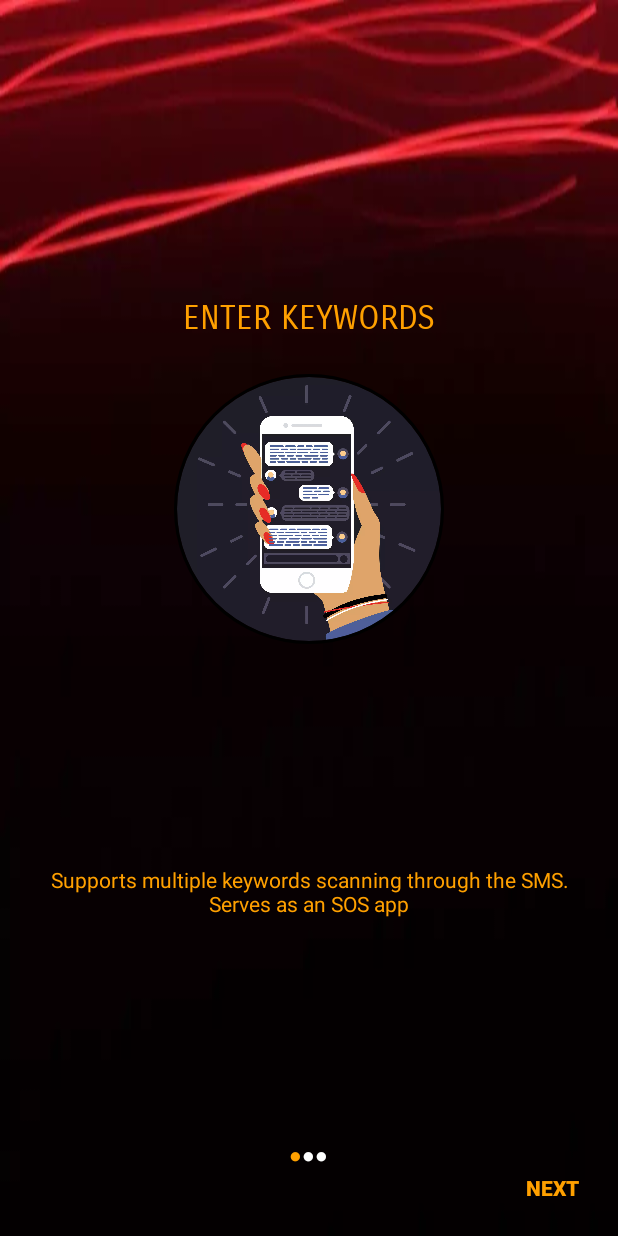
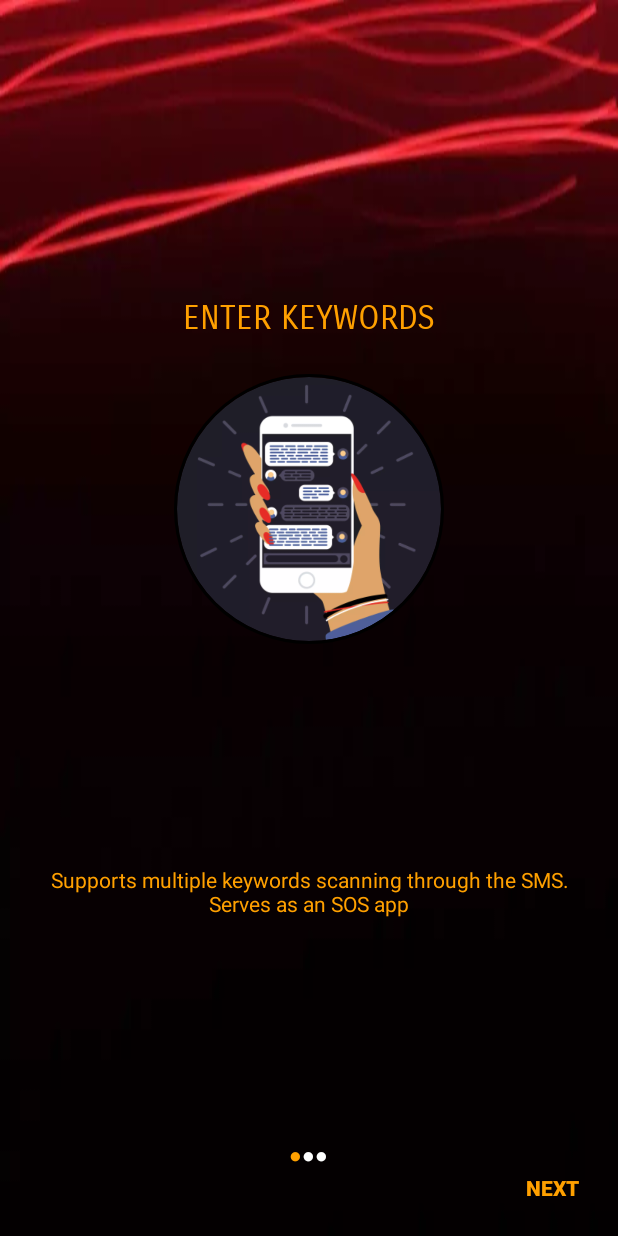
Before and after one commit to saiga006/message-finder, an Android app: the screen it shows after launch (Onboarding), on a phone screen of 412 x 824 dp. Run offline under Robolectric (Android 15) with nearby library versions, the phone set to English and light mode, and no system bars; our stand-ins replace CircleImageView.

Commit message:
[BUG-8] Fix the high memory usage issue in onboarding activity
-- High memory usage was reported by low end android phones,
   due to bitmap inflation size exceeding imageview size,
   occupying high ram causing android lmk to kill the app

-- To fix this temporarily, we added large heap attribute
   which allowed the app to use high memory usage -- dirty fix

-- this commit removes the dirty fix and provides a recommended
   way of downsampling the image to imageview size and actual
   screen density.

-- It also make use of gpu memory to render image in some android
   phones which has support for it, thus not pressuring the RAM

-- It makes use of RGB_565 to represent a pixel, which efficiently
   represent a color in 8 bit while sacrifycing the quality.
   previously color was represented in 32 bit.

-- This add memory savings of about 60% during first time app startup

-- it removes the previous large heap attribute

-- Bump the app version to 2.7

```diff
--- a/app/build.gradle
+++ b/app/build.gradle
@@ -9,8 +9,8 @@ android {
         minSdkVersion(23)
         // guaranteed to work property in Android 9, obeying Android 9 behavior changes
         targetSdkVersion(29)
-        versionCode 6
-        versionName "2.6"
+        versionCode 7
+        versionName "2.7"
         testInstrumentationRunner "androidx.test.runner.AndroidJUnitRunner"
     }
     buildTypes {
--- a/app/src/main/AndroidManifest.xml
+++ b/app/src/main/AndroidManifest.xml
@@ -12,11 +12,10 @@
     <!-- permission needed to receive contacts value from contacts provider for auto suggestions -->
     <uses-permission android:name="android.permission.READ_CONTACTS" />
 
-    <!-- we are temporarily adding largeheap as true,  which will be removed, once the images are scaled down and
-     bitmap size is reduced -->
+
     <application
         android:icon="@mipmap/app_logo"
-        android:largeHeap="true"
+
         android:label="@string/app_name"
         android:roundIcon="@mipmap/app_logo_round"
         android:supportsRtl="true"
--- a/app/src/main/java/com/saiga/find/messagefinder/SliderAdapter.java
+++ b/app/src/main/java/com/saiga/find/messagefinder/SliderAdapter.java
@@ -1,6 +1,11 @@
 package com.saiga.find.messagefinder;
 
 import android.content.Context;
+import android.content.res.Resources;
+import android.graphics.Bitmap;
+import android.graphics.BitmapFactory;
+import android.os.Build;
+import android.util.Log;
 import android.view.LayoutInflater;
 import android.view.View;
 import android.view.ViewGroup;
@@ -11,14 +16,19 @@ import android.widget.TextView;
 import androidx.annotation.NonNull;
 import androidx.viewpager.widget.PagerAdapter;
 
+// feeds the pages to the ViewPager aka Onboarding activity for first time users
 public class SliderAdapter extends PagerAdapter {
 
 
     private Context mContext;
     private LayoutInflater mLayoutInflater;
+    private float screenDensity;
+    private final static String TAG = "FTISetup";
 
     public SliderAdapter(Context context){
         mContext = context;
+        // fetch the user configured device density -- determine the dpi
+        screenDensity = mContext.getResources().getDisplayMetrics().density;
     }
 
     public int[] mDrawableIcons = {
@@ -72,8 +82,25 @@ public class SliderAdapter extends PagerAdapter {
         ImageView mPageIcon = view.findViewById(R.id.boarding_image);
         TextView mPageCaption = view.findViewById(R.id.title_textView);
         TextView mPageSummary = view.findViewById(R.id.summaryView);
-
-        mPageIcon.setImageResource(mDrawableIcons[position]);
+        // this fixes the one of the major crashes in redmi based / low memory based phones
+        // initially the images were inflated in memory based on the original image size,
+        // this caused to consume more app memory at app startup for first time users
+        // causing crashes making the app totally unusable
+        // This new change addresses the issue by inflating the image to the size of the image view
+        // based on users device screen density and image view to be displayed (dp values),
+        // so that the ram memory occupied will be very much less. This is one of the recommended
+        // workflow for this issue
+        Log.d(TAG,"Reported Screen Density " + String.valueOf(screenDensity));
+        // width of the image in pixels to be inflated in memory
+        // some adjustment calculations are to be done to take in account of the error in screen
+        // density calculation, this will help in sub sample size
+        int requested_width = (int) (180 * (screenDensity-0.5) );
+        // height and width of our circular image view is same
+        int requested_height = requested_width;
+        // very efficient way of loading images in memory
+        mPageIcon.setImageBitmap(decodeSampledBitmapFromResource(mContext.getResources(),mDrawableIcons[position],requested_width,requested_height));
+        //@deprecated
+     //   mPageIcon.setImageResource(mDrawableIcons[position]);
         mPageCaption.setTextColor(mContext.getColor(mPageTitleColor[position]));
         mPageSummary.setTextColor(mContext.getColor(mPageDescColor[position]));
         mPageCaption.setText(mPageTitle[position]);
@@ -87,4 +114,61 @@ public class SliderAdapter extends PagerAdapter {
         // marks the end of the onboarding screen
         container.removeView((RelativeLayout)object);
     }
+
+    public static Bitmap decodeSampledBitmapFromResource(Resources res, int resId,
+                                                         int reqWidth, int reqHeight) {
+
+        // First decode with inJustDecodeBounds=true to check dimensions
+        final BitmapFactory.Options options = new BitmapFactory.Options();
+
+
+        if (Build.VERSION.SDK_INT > Build.VERSION_CODES.N_MR1) {
+            // we use gpu memory instead of main memory, so this further reduce the chance of crash
+            // in the memory profiler test, this method reduced the initial memory consumption by
+            // ~60% (220MB reduced to 80MB)
+            options.inPreferredConfig = Bitmap.Config.HARDWARE;
+        }
+        else {
+            // this method reduced memory usage by 50% (220MB reduced to 112MB)
+            // we use different bit format / representation for individual pixel
+            // instead of 32 bits,  we make it to 8 bits to save memory
+            // but it degrades the quality, so dither flag is set to compensate
+            options.inPreferredConfig = Bitmap.Config.RGB_565;
+            options.inDither = true;
+        }
+        options.inJustDecodeBounds = true;
+        BitmapFactory.decodeResource(res, resId, options);
+
+        // Calculate inSampleSize
+        options.inSampleSize = calculateInSampleSize(options, reqWidth, reqHeight);
+        Log.d(TAG,"insample size " + options.inSampleSize);
+        // Decode bitmap with inSampleSize set, after configuring all options retrieve the bitmap
+        options.inJustDecodeBounds = false;
+        return BitmapFactory.decodeResource(res, resId, options);
+    }
+
+    public static int calculateInSampleSize(
+            BitmapFactory.Options options, int reqWidth, int reqHeight) {
+        // Raw height and width of original image, got from injustdecodebounds == false
+        final int height = options.outHeight;
+        final int width = options.outWidth;
+        Log.d(TAG,"Size of the image height " + height + " width " + width);
+        int inSampleSize = 1;
+
+        if (height > reqHeight || width > reqWidth) {
+
+            final int halfHeight = height / 2;
+            final int halfWidth = width / 2;
+
+            // Calculate the largest inSampleSize(which decides the downsampling factor of image)
+            // value that is a power of 2 and keeps both
+            // height and width larger than the requested height and width.
+            while ((halfHeight / inSampleSize) >= reqHeight
+                    && (halfWidth / inSampleSize) >= reqWidth) {
+                inSampleSize *= 2;
+            }
+        }
+
+        return inSampleSize;
+    }
 }
```
